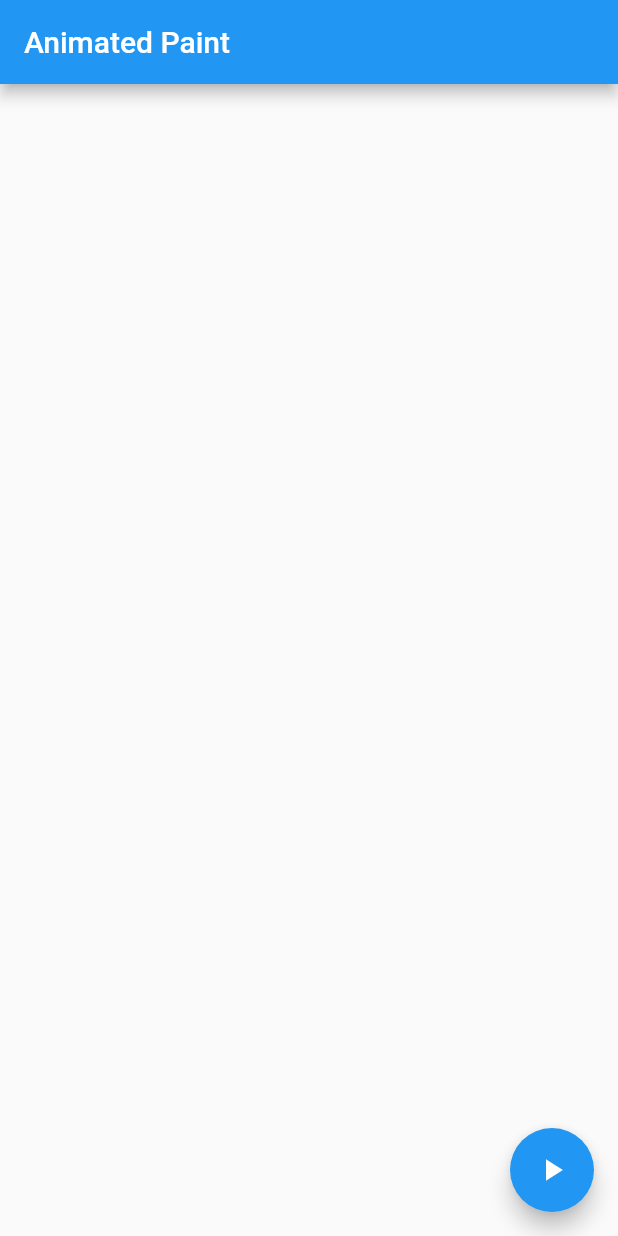
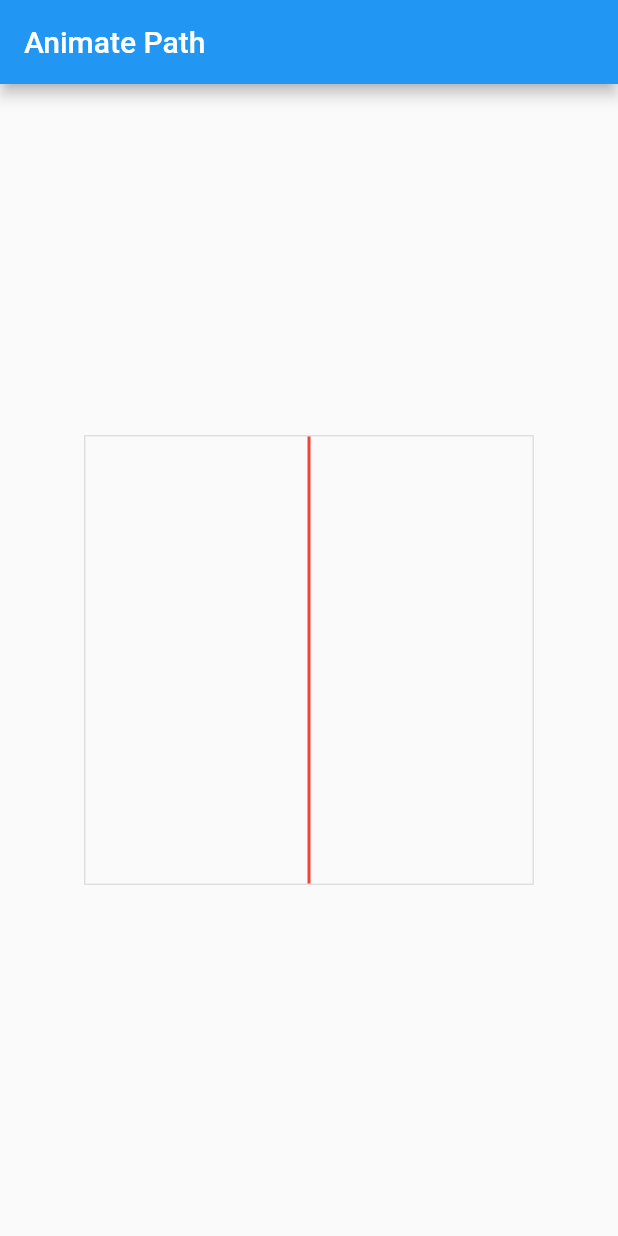
Before and after one commit to xrr2016/flutter-charts, a Flutter app: the screen it shows after launch, on a phone screen of 412 x 824 dp. Run offline on Flutter 3.47's test engine with Material 2 defaults, Android fonts, the phone set to English and light mode, and no system bars; our stand-ins replace audioplayers.

Commit message:
feat: add animated path page

```diff
--- a/lib/main.dart
+++ b/lib/main.dart
@@ -1,6 +1,7 @@
 import 'package:flutter/material.dart';
 
 import 'others/animated_path_demo.dart';
+import 'others/aninmate_path_page.dart';
 
 void main() => runApp(MyApp());
 
@@ -9,7 +10,7 @@ class MyApp extends StatelessWidget {
   Widget build(BuildContext context) {
     return MaterialApp(
       debugShowCheckedModeBanner: false,
-      home: AnimatedPathDemo(),
+      home: AnimatePathPage(),
     );
   }
 }
--- a/lib/others/animated_path_demo.dart
+++ b/lib/others/animated_path_demo.dart
@@ -38,9 +38,7 @@ class _AnimatedPathDemoState extends State<AnimatedPathDemo>
   @override
   void initState() {
     super.initState();
-    _controller = AnimationController(
-      vsync: this,
-    );
+    _controller = AnimationController(vsync: this);
   }
 
   @override
@@ -53,7 +51,7 @@ class _AnimatedPathDemoState extends State<AnimatedPathDemo>
 class AnimatedPathPainter extends CustomPainter {
   final Animation<double> _animation;
 
-  AnimatedPathPainter(this._animation) : super(repaint: _animation);
+  AnimatedPathPainter(this._animation);
 
   Path extractPathUntilLength(
     Path originalPath,
--- /dev/null
+++ b/lib/others/aninmate_path_page.dart
@@ -0,0 +1,121 @@
+import 'dart:ui';
+
+import 'package:flutter/material.dart';
+
+class AnimatePathPage extends StatefulWidget {
+  @override
+  _AnimatePathPageState createState() => _AnimatePathPageState();
+}
+
+class _AnimatePathPageState extends State<AnimatePathPage>
+    with SingleTickerProviderStateMixin {
+  AnimationController _controller;
+
+  @override
+  void initState() {
+    super.initState();
+
+    _controller = AnimationController(
+      duration: Duration(seconds: 3),
+      vsync: this,
+    );
+
+    _controller.forward();
+  }
+
+  @override
+  Widget build(BuildContext context) {
+    return Scaffold(
+      appBar: AppBar(
+        title: Text('Animate Path'),
+      ),
+      body: Center(
+        child: CustomPaint(
+          painter: MyPathPainter(_controller),
+          child: Container(
+            width: 300,
+            height: 300,
+            decoration: BoxDecoration(
+              border: Border.all(
+                width: 1.0,
+                color: Colors.grey[300],
+              ),
+            ),
+          ),
+        ),
+      ),
+    );
+  }
+}
+
+Path createAnimatedPath(
+  Path originalPath,
+  double animationPercent,
+) {
+  final totalLength = originalPath
+      .computeMetrics()
+      .fold(0.0, (double prev, PathMetric metric) => prev + metric.length);
+
+  final currentLength = totalLength * animationPercent;
+
+  return extractPathUntilLength(originalPath, currentLength);
+}
+
+Path extractPathUntilLength(
+  Path originalPath,
+  double length,
+) {
+  var currentLength = 0.0;
+  final path = Path();
+  var metricsIterator = originalPath.computeMetrics().iterator;
+
+  while (metricsIterator.moveNext()) {
+    var metric = metricsIterator.current;
+    var nextLength = currentLength + metric.length;
+    final isLastSegment = nextLength > length;
+
+    if (isLastSegment) {
+      final remainingLength = length - currentLength;
+      final pathSegment = metric.extractPath(0.0, remainingLength);
+      path.addPath(pathSegment, Offset.zero);
+
+      break;
+    } else {
+      // There might be a more efficient way of extracting an entire path
+      final pathSegment = metric.extractPath(0.0, metric.length);
+      path.addPath(pathSegment, Offset.zero);
+    }
+
+    currentLength = nextLength;
+  }
+
+  return path;
+}
+
+class MyPathPainter extends CustomPainter {
+  final Animation<double> animation;
+
+  MyPathPainter(this.animation) : super(repaint: animation);
+
+  @override
+  void paint(Canvas canvas, Size size) {
+    final sw = size.width;
+    final sh = size.height;
+    Path originalPath = Path()
+      ..moveTo(sw / 2, 0)
+      ..lineTo(sw / 2, sh);
+
+    final paint = Paint()
+      ..style = PaintingStyle.stroke
+      ..color = Colors.red
+      ..strokeWidth = 2.0;
+
+    canvas.drawPath(createAnimatedPath(originalPath, animation.value), paint);
+  }
+
+  @override
+  bool shouldRepaint(MyPathPainter oldDelegate) => false;
+
+  @override
+  bool shouldRebuildSemantics(MyPathPainter oldDelegate) => false;
+}
```
